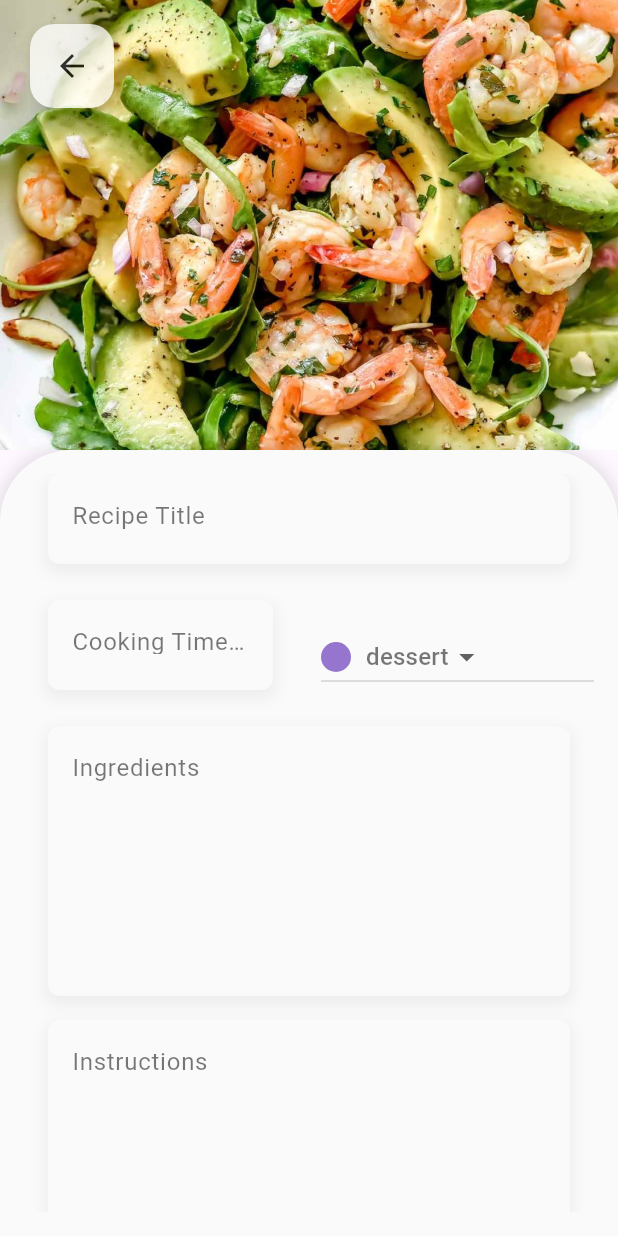
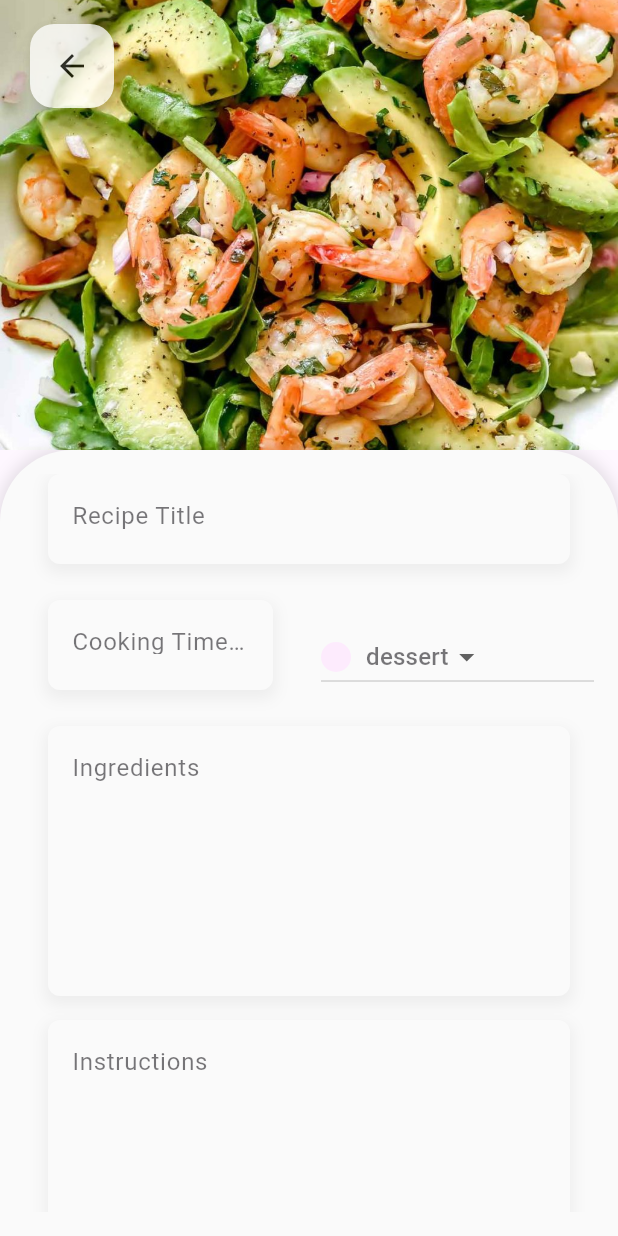
Before and after one commit to BerglindBKK/Lokaverkefni, a Flutter app: the Recipes screen opened directly, after a tap on the "add" icon, on a phone screen of 412 x 824 dp. Run offline on Flutter 3.47's test engine with Material 3 defaults, Android fonts, the light colour scheme and no system bars; our stand-ins replace image_picker; network calls fail.

Commit message:
All recipes screen UI updated

```diff
--- a/lib/colors.dart
+++ b/lib/colors.dart
@@ -1,13 +1,11 @@
 import 'package:flutter/material.dart';
 
 class AppColors {
-  static const Color meat = Color(0xFFF06292); // Pink
-  static const Color fish = Color(0xFF81C784); // Green
-  static const Color pasta = Color(0xFF64B5F6); // Blue
-  static const Color salad = Color(0xFFFFB74D); // Orange
-  static const Color dessert = Color(0xFF9575CD); // Purple
-
-// Add more colors as needed
+  static const Color meat = Color(0xFFFFF3E5);  // Updated Pink color for meat
+  static const Color fish = Color(0xFFE5EDFF);  // Updated light blue color for fish
+  static const Color pasta = Color(0xFFFFF9D6); // Updated light yellow color for pasta
+  static const Color salad = Color(0xFFF1FFDE); // Updated light green color for salad
+  static const Color dessert = Color(0xFFFDEBFD); // Purple color for dessert (no change)
 }
 
 const Color lightRed = Color.fromARGB(255, 255, 87, 87);
--- a/lib/recipe_app/recipe_app.dart
+++ b/lib/recipe_app/recipe_app.dart
@@ -12,8 +12,6 @@ import 'package:lokaverkefni/data/recipe_data.dart';
 // - The `switchScreen` method is used to switch between different screens, while the `_addRecipe` method adds new recipes to the list.
 // - The app uses a `StatefulWidget` to manage state and handle screen changes dynamically.
 
-
-
 class RecipeApp extends StatefulWidget {
   const RecipeApp({super.key});
 
@@ -21,19 +19,14 @@ class RecipeApp extends StatefulWidget {
   State<RecipeApp> createState() => _RecipeAppState();
 }
 
-
 class _RecipeAppState extends State<RecipeApp> {
-  //activescreen keeps track of which screen is currently active, with "welcome screen" as default since the app starts there
+  // Active screen keeps track of which screen is currently active, with "welcome screen" as default since the app starts there
   String activeScreen = 'welcome-screen';
-  //appbar title initialized as "Recipe App"
-  String appBarTitle = "Recipe App";
 
   // Maintains a list of registered recipes
   final List<Recipe> _registeredRecipes = RecipeData.registeredRecipes;
 
   // Function to add a new recipe to _registeredRecipes
-  // Takes newRecipe object as a parameter and adds it to the list
-  // State is used to update the UI
   void _addRecipe(Recipe newRecipe) {
     setState(() {
       _registeredRecipes.add(newRecipe);
@@ -41,7 +34,6 @@ class _RecipeAppState extends State<RecipeApp> {
   }
 
   // Function to switch between screens
-  // Takes screen as a parameter, state is used to rebuild the widget and update the screen
   void switchScreen(String screen) {
     setState(() {
       activeScreen = screen;
@@ -52,32 +44,31 @@ class _RecipeAppState extends State<RecipeApp> {
   Widget build(BuildContext context) {
     // "screenWidget" will hold the widget to display based on the current screen.
     Widget screenWidget;
-    //Decides which screen to display based on "activescreen"
+
+    // Decides which screen to display based on "activeScreen"
     switch (activeScreen) {
-      // If the current screen is 'all-recipes', display the AllRecipesScreen.
+    // If the current screen is 'all-recipes', display the AllRecipesScreen.
       case 'all-recipes':
         screenWidget = AllRecipesScreen(
           // onBack callback switches back to "welcome-screen"
           onBack: () => switchScreen('welcome-screen'),
           // Passes the list of registered recipes to the AllRecipesScreen to display.
           recipes: _registeredRecipes,
+          // Pass the onNavigate callback to switch screens
+          onNavigate: switchScreen,
         );
-        //appBarTitle = "þessi texti er í recipe_app.dart";
         break;
-      // If the current screen is 'add-recipes', display the AddRecipesScreen.
+    // If the current screen is 'add-recipes', display the AddRecipesScreen.
       case 'add-recipes':
         screenWidget = AddRecipesScreen(
           // switches the screen back to the 'all-recipes' screen.
           onBack: () => switchScreen('all-recipes'),
-          // title: appBarTitle,
           // Passes the '_addRecipe' function to add a new recipe.
           onAddRecipe: _addRecipe,
         );
-        //appBarTitle = "þessi texti er í recipe_app.dart";
         break;
       default:
         screenWidget = WelcomeScreen(onNavigate: switchScreen);
-        // appBarTitle = "þessi texti er í recipe_app.dart";
     }
 
     return MaterialApp(
--- a/lib/recipe_app/screens/all_recipes_screen.dart
+++ b/lib/recipe_app/screens/all_recipes_screen.dart
@@ -2,15 +2,16 @@ import 'package:flutter/material.dart';
 import 'package:lokaverkefni/widgets/recipes_list.dart';
 import 'package:lokaverkefni/models/recipe.dart';
 
-// This is the screen where all the recipes are displayed.
 class AllRecipesScreen extends StatefulWidget {
   final List<Recipe> recipes; // List of recipes passed from previous screen
   final VoidCallback onBack; // Callback to go back to the previous screen
+  final Function(String) onNavigate; // Callback to switch between screens
 
   const AllRecipesScreen({
     super.key,
     required this.recipes, // List of recipes
     required this.onBack,   // Callback function for the back action
+    required this.onNavigate, // Function to navigate to different screens
   });
 
   @override
@@ -74,18 +75,34 @@ class _AllRecipesScreenState extends State<AllRecipesScreen> {
         children: [
           // Search bar that allows the user to search for recipes
           Padding(
-            padding: const EdgeInsets.all(8.0), // Padding for the search bar
+            padding: const EdgeInsets.only(left: 25.0, right: 25.0, top: 8),  // Padding for the search bar
+            child: Container(
+              width: double.infinity,  // Make the search bar the same width as recipe cards
+              height: 55,  // Set height of the search bar
+              decoration: BoxDecoration(
+                color: Color(0xFFF1F1F1),  // Light grey background
+                borderRadius: BorderRadius.circular(48),  // Rounded corners
+              ),
               child: TextField(
-              // This method gets called every time the user types something
                 onChanged: (String newQuery) {
                   setState(() {
                     query = newQuery;  // Update the query as the user types
                   });
                 },
+                textAlign: TextAlign.center,  // Center the text and placeholder inside the field
                 decoration: InputDecoration(
-                hintText: 'Search recipes...', // Placeholder text in the search field
-                prefixIcon: const Icon(Icons.search), // Add a search icon inside the input field
-                border: OutlineInputBorder(), // Add a border to the search field
+                  hintText: 'Search recipes...',  // Placeholder text in the search field
+                  hintStyle: TextStyle(color: Color(0xFFA5A5A5)),  // Set the color of the placeholder text
+                  prefixIcon: Padding(
+                    padding: const EdgeInsets.only(left: 12.0),  // Adjust icon padding so it stays centered
+                    child: Icon(
+                      Icons.search,  // Search icon
+                      color: Color(0xFFA5A5A5),  // Set the color of the icon
+                    ),
+                  ),
+                  border: InputBorder.none,  // Remove the default border
+                  contentPadding: const EdgeInsets.symmetric(vertical: 15),  // Center the content vertically
+                ),
               ),
             ),
           ),
@@ -100,6 +117,18 @@ class _AllRecipesScreenState extends State<AllRecipesScreen> {
           ),
         ],
       ),
+
+      // Floating Action Button to navigate to Add Recipes Screen
+      floatingActionButton: FloatingActionButton(
+        elevation: 5.0,
+        onPressed: () => widget.onNavigate('add-recipes'), // Use the onNavigate callback
+        backgroundColor: Colors.white,  // Set the background color to white
+        child: const Icon(
+          Icons.add,  // Icon inside the button
+          color: Colors.black,  // Set the icon color to black so it stands out against the white background
+        ),
+      ),
+
     );
   }
 }
--- a/lib/widgets/recipe_card.dart
+++ b/lib/widgets/recipe_card.dart
@@ -1,38 +1,34 @@
 import 'package:flutter/material.dart';
 import 'package:lokaverkefni/models/recipe.dart';
 import 'package:lokaverkefni/recipe_app/screens/recipe_screen.dart';
+import 'package:lokaverkefni/colors.dart';  // Import custom colors
 
 class RecipeCard extends StatelessWidget {
-  final Recipe recipe;
+  final Recipe recipe;  // Recipe object that holds all information about the recipe
+  final bool isPhotoOnLeft;  // Flag to determine if the photo is on the left or right side
 
+  // Constructor to initialize the recipe and photo alignment flag
+  const RecipeCard({required this.recipe, required this.isPhotoOnLeft, super.key});
 
-  const RecipeCard({required this.recipe, super.key});
-
+  // This function returns the category color based on the recipe's category (meat, fish, etc.)
   Color _getCategoryColor(Category category) {
     switch (category) {
       case Category.meat:
-        return Colors.pink;
+        return AppColors.meat;  // Using custom colors defined in AppColors
       case Category.fish:
-        return Colors.green;
+        return AppColors.fish;
       case Category.pasta:
-        return Colors.blue;
+        return AppColors.pasta;
       case Category.salad:
-        return Colors.orange;
+        return AppColors.salad;
       case Category.dessert:
-        return Colors.purple;
+        return AppColors.dessert;
       default:
-        return Colors.grey;
+        return Colors.grey;  // Default color if the category is unknown
     }
   }
 
-        /*
-  appetizer,
-  beverage,
-  */
-
-  @override
-  Widget build(BuildContext context) {
-    // Default image mapping for each category
+  // This function returns the default image for each category
   String _getCategoryDefaultImage(Category category) {
     switch (category) {
       case Category.meat:
@@ -46,108 +42,115 @@ class RecipeCard extends StatelessWidget {
       case Category.dessert:
         return 'assets/images/default_dessert.png';
       default:
-          return 'assets/images/default_meat.png'; // Fallback default image
+        return 'assets/images/default_meat.png';  // Default image if the category is unknown
     }
   }
 
+  @override
+  Widget build(BuildContext context) {
     return GestureDetector(
+      // When the card is tapped, it navigates to the RecipeScreen with the recipe details
       onTap: () {
-        // Navigate to RecipeDetailScreen when the card is tapped
         Navigator.push(
           context,
           MaterialPageRoute(
-            builder: (context) => RecipeScreen(recipe: recipe),
+            builder: (context) => RecipeScreen(recipe: recipe),  // Passing the recipe to the next screen
           ),
         );
       },
-      child: Container(
-      width: double.infinity, //  all available horizontal space
-      padding: const EdgeInsets.symmetric(horizontal: 16.0),
+      child: Padding(
+        padding: const EdgeInsets.only(left:25.0, right:25.0, top:10),  // Add 25px padding around the card
+        child: SizedBox(
+          height: 110,  // Set the height of the card to 100
           child: Card(
+            // Card with background color corresponding to the category
+            color: _getCategoryColor(recipe.category),  // Set the background color of the card based on category
+            elevation: 2,  // Add shadow for the card to make it slightly elevated
+            shape: RoundedRectangleBorder(
+              borderRadius: BorderRadius.circular(48),  // Rounded corners for the card
+            ),
+            child: Stack(
+              clipBehavior: Clip.none,  // Allow the photo to overlap the card's edges
+              children: [
+                // Positioned text block
+                Positioned(
+                  top: 0,  // Align it at the top
+                  left: isPhotoOnLeft ? 125 : 15,  // Adjust left position based on photo position
+                  right: isPhotoOnLeft ? 15 : 135,  // Adjust right position based on photo position
+                  bottom: 0,  // Align it to the bottom
                   child: Padding(
-            padding: const EdgeInsets.symmetric(horizontal: 20, vertical: 16),
-            child: Row(  // Change from Column to Row for horizontal layout
+                    padding: const EdgeInsets.only(
+                      left: 16, // Adding padding on the left side for text
+                      right: 16,
+                      top: 16,
+                    ),
+                    child: Column(
+                      crossAxisAlignment: CrossAxisAlignment.start,  // Align text to the left
                       children: [
-                // Left side: Photo of the recipe
-                recipe.photoUrl != null && recipe.photoUrl!.isNotEmpty
-                    ? ClipRRect(
-                  borderRadius: BorderRadius.circular(8),
-                  child: Image.network(
-                    recipe.photoUrl!,  // Display the URL image
-                    width: 120,          // Set the width of the image
-                    height: 120,         // Set the height of the image
-                    fit: BoxFit.cover,   // Ensure the image fills the box without distortion
-                    errorBuilder: (context, error, stackTrace) {
-                      return const Icon(Icons.error);  // Display an error icon if image fails to load
-                    },
-                  ),
-                )
-                    : ClipRRect(
-                  borderRadius: BorderRadius.circular(8),
-                  child: Image.asset(
-                    _getCategoryDefaultImage(recipe.category), // Display default image
-                    width: 130,
-                    height: 130,
-                    fit: BoxFit.cover,
+                        // Recipe title, if no title, show 'No Title'
+                        Text(
+                          recipe.title ?? 'No Title',
+                          style: Theme.of(context).textTheme.titleLarge?.copyWith(
+                            color: Color(0xFF4E4D4D),  // Set text color to #4E4D4D
+                            fontSize: 24,
+                            fontWeight: FontWeight.bold,
+                            height: 1,
+                          ) ?? TextStyle(
+                            color: Color(0xFF4E4D4D),  // Set text color to #4E4D4D
+                            fontWeight: FontWeight.bold,
+                            height: 1,
                           ),
                         ),
-
-                const SizedBox(width: 16),  // Space between the photo and text content
-
-                // Right side: Recipe details
-                Expanded(
-                  child: Column(
-                    crossAxisAlignment: CrossAxisAlignment.start,
-                    children: [
-                      Text(
-                        recipe.title ?? 'No Title',
-                        style: Theme.of(context).textTheme.titleLarge,
-                      ),
-                      const SizedBox(height: 4),
+                        const SizedBox(height: 8),  // Space between title and cooking time
                         Row(
                           children: [
-                          Icon(
-                            Icons.timer,
-                            color: Colors.orange,
+                            //Icon(Icons.timer, color: Color(0xFF4E4D4D)),  // Set icon color to #4E4D4D
+                            //const SizedBox(width: 8),  // Space between icon and cooking time text
+                            Text(
+                              ' ${recipe.cookingTime ?? 'Unknown'} min',  // Show cooking time or 'Unknown'
+                              style: TextStyle(color: Color(0xFF4E4D4D)),  // Set text color to #4E4D4D
                             ),
-                          const SizedBox(width: 8),
+                            const Spacer(),  // Space between cooking time and category box
+                            // Category name in a text box (no background color)
                             Text(
-                            ' ${recipe.cookingTime ?? 'Unknown'}',
-                          ),
-                          const Spacer(),
-                          Container(
-                            padding: const EdgeInsets.symmetric(horizontal: 16, vertical: 2),
-                            decoration: BoxDecoration(
-                              color: _getCategoryColor(recipe.category),
-                              borderRadius: BorderRadius.circular(12),
-                            ),
-                            child: Row(
-                              children: [
-                                /*Icon(
-                                  categoryIcons[recipe.category],
-                                  color: Colors.white,
-                                  size: 16,
-                                ),*/
-                                const SizedBox(width: 4),
-                                Text(
-                                  recipe.category.toString().split('.').last,
-                                  style: TextStyle(color: Colors.white),
-                                ),
-                              ],
-                            ),
+                              recipe.category.toString().split('.').last,  // Display category name (like 'meat', 'fish')
+                              style: TextStyle(color: Color(0xFF4E4D4D)),  // Set category text color to #4E4D4D
                             ),
                           ],
                         ),
                       ],
                     ),
                   ),
-              /* Edit button
-              IconButton(
-                icon: const Icon(Icons.edit),
-                onPressed: () {
-                  onEdit(recipe);  // Trigger the onEdit callback when edit button is pressed
+                ),
+                // Positioned photo of the recipe (overlapping slightly above the card)
+                Positioned(
+                  top: -15,  // Vertically align the photo in the middle of the card
+                  left: isPhotoOnLeft ? 0 : null,  // Position photo to the left
+                  right: isPhotoOnLeft ? null :0,  // Position photo to the right
+                  child: Material(
+                    elevation: 4,  // Add elevation to the photo for shadow effect
+                    borderRadius: BorderRadius.circular(75),  // Ensure the photo is circular
+                    child: ClipRRect(
+                      borderRadius: BorderRadius.circular(75),  // Keep the circular shape
+                      child: recipe.photoUrl != null && recipe.photoUrl!.isNotEmpty
+                          ? Image.network(
+                        recipe.photoUrl!,  // Load the image from URL
+                        width: 130,  // Set width of the photo
+                        height: 130,  // Set height of the photo
+                        fit: BoxFit.cover,  // Ensure the image covers the box without distortion
+                        errorBuilder: (context, error, stackTrace) {
+                          return const Icon(Icons.error);  // Show error if image fails to load
                         },
-              ),*/
+                      )
+                          : Image.asset(
+                        _getCategoryDefaultImage(recipe.category),  // Fallback image if no URL
+                        width: 130,
+                        height: 130,
+                        fit: BoxFit.cover,
+                      ),
+                    ),
+                  ),
+                ),
               ],
             ),
           ),
--- a/lib/widgets/recipes_list.dart
+++ b/lib/widgets/recipes_list.dart
@@ -14,7 +14,9 @@ class RecipesList extends StatelessWidget {
 
   @override
   Widget build(BuildContext context) {
-    return ListView.builder(
+    return Padding(
+      padding: const EdgeInsets.only(top: 30),  // Add space above the ListView
+      child: ListView.separated(
         itemCount: recipes.isEmpty ? 1 : recipes.length, // Display placeholder if empty
         itemBuilder: (ctx, index) {
           if (recipes.isEmpty) {
@@ -22,9 +24,9 @@ class RecipesList extends StatelessWidget {
           }
 
           return Dismissible(
-          key: ValueKey(recipes[index].id), // Use unique ID for key
+            key: ValueKey(recipes[index].id),
             onDismissed: (direction) {
-            onDeleteRecipe(recipes[index]);  // Call delete function
+              onDeleteRecipe(recipes[index]);
               ScaffoldMessenger.of(context).showSnackBar(
                 SnackBar(
                   content: Text('${recipes[index].title} deleted'),
@@ -38,9 +40,16 @@ class RecipesList extends StatelessWidget {
               padding: const EdgeInsets.symmetric(horizontal: 10),
               child: const Icon(Icons.delete, color: Colors.white),
             ),
-          child: RecipeCard(recipe: recipes[index]),  // Pass recipe to RecipeCard
+            child: RecipeCard(
+              recipe: recipes[index],
+              isPhotoOnLeft: index % 2 == 0,  // Alternate photo position based on index
+            ),
           );
         },
+        separatorBuilder: (ctx, index) {
+          return const SizedBox(height: 30);  // Add space between items
+        },
+      ),
     );
   }
 }
--- a/lib/widgets/searchbar.dart
+++ b/lib/widgets/searchbar.dart
@@ -1,9 +1,9 @@
 import 'package:flutter/material.dart';
 import 'package:lokaverkefni/models/recipe.dart';
 
-// SearchBarApp widget to display a search bar and list of recipes filtered by query.
+// SearchBarApp widget to display a search bar and filter recipes by query.
 class SearchBarApp extends StatefulWidget {
-  final List<Recipe> recipes; // Accept recipes list
+  final List<Recipe> recipes;  // List of recipes to search through.
 
   const SearchBarApp({super.key, required this.recipes});
 
@@ -12,41 +12,51 @@ class SearchBarApp extends StatefulWidget {
 }
 
 class _SearchBarAppState extends State<SearchBarApp> {
-  String query = "";  // Store the search input
+  String query = "";  // Store the search input.
 
   @override
   Widget build(BuildContext context) {
     return Padding(
-      padding: const EdgeInsets.all(8.0),
+      padding: const EdgeInsets.all(8.0),  // Add padding around the entire column.
       child: Column(
         children: [
-          // Search bar at the top
-          TextField(
-            onChanged: (String newQuery) {
-              setState(() {
-                query = newQuery;  // Update the query when user types
-              });
-            },
-            decoration: InputDecoration(
-              prefixIcon: const Icon(Icons.search),
-              hintText: 'Search...',
-              border: OutlineInputBorder(),
+          // Search bar where the user types the query.
+          Container(
+            width: double.infinity,  // Make search bar the same width as recipe cards.
+            height: 55,  // Set height of search bar.
+            decoration: BoxDecoration(
+              color: Color(0xFFF1F1F1),  // Light gray background.
+              borderRadius: BorderRadius.circular(48),  // Rounded corners.
+            ),
+            child: TextField(
+              onChanged: (String newQuery) {
+                setState(() {
+                  query = newQuery;  // Update query when user types.
+                });
+              },
+              decoration: InputDecoration(
+                prefixIcon: const Icon(Icons.search, color: Colors.black38),  // Search icon.
+                hintText: 'Search...',  // Placeholder text.
+                hintStyle: TextStyle(color: Colors.black38),  // Hint text color.
+                border: InputBorder.none,  // No border around text field.
+                contentPadding: const EdgeInsets.symmetric(vertical: 15),  // Padding inside the text field.
+              ),
             ),
           ),
 
-          // Suggestions list
+          // Display filtered search results.
           Expanded(
             child: ListView(
               children: _getFilteredSearchTerms(query).map((term) {
                 return ListTile(
-                  title: Text(term),
+                  title: Text(term),  // Display each suggestion.
                   onTap: () {
                     setState(() {
-                      query = term; // Update query when a suggestion is tapped
+                      query = term;  // Update query when a suggestion is tapped.
                     });
                   },
                 );
-              }).toList(),
+              }).toList(),  // Convert filtered results to a list of widgets.
             ),
           ),
         ],
@@ -54,11 +64,11 @@ class _SearchBarAppState extends State<SearchBarApp> {
     );
   }
 
-  // Function to filter search terms based on the query
+  // Function to filter recipes based on the query.
   List<String> _getFilteredSearchTerms(String query) {
-    return widget.recipes  // Use the list passed to SearchBarApp
-        .map((recipe) => recipe.title)  // Assuming you want to search by recipe title
-        .where((term) => term.toLowerCase().contains(query.toLowerCase())) // Filter by query
-        .toList();
+    return widget.recipes
+        .map((recipe) => recipe.title)  // Get recipe titles.
+        .where((term) => term.toLowerCase().contains(query.toLowerCase()))  // Filter by query.
+        .toList();  // Return filtered list.
   }
 }
```
Lines whose indentation alone changed are shown as unchanged.
